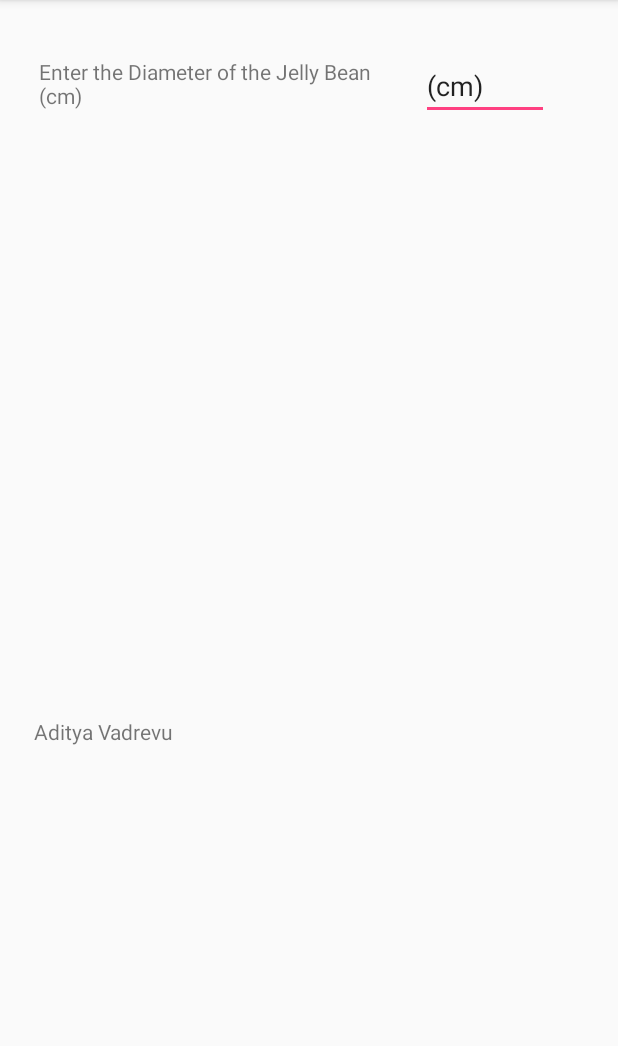
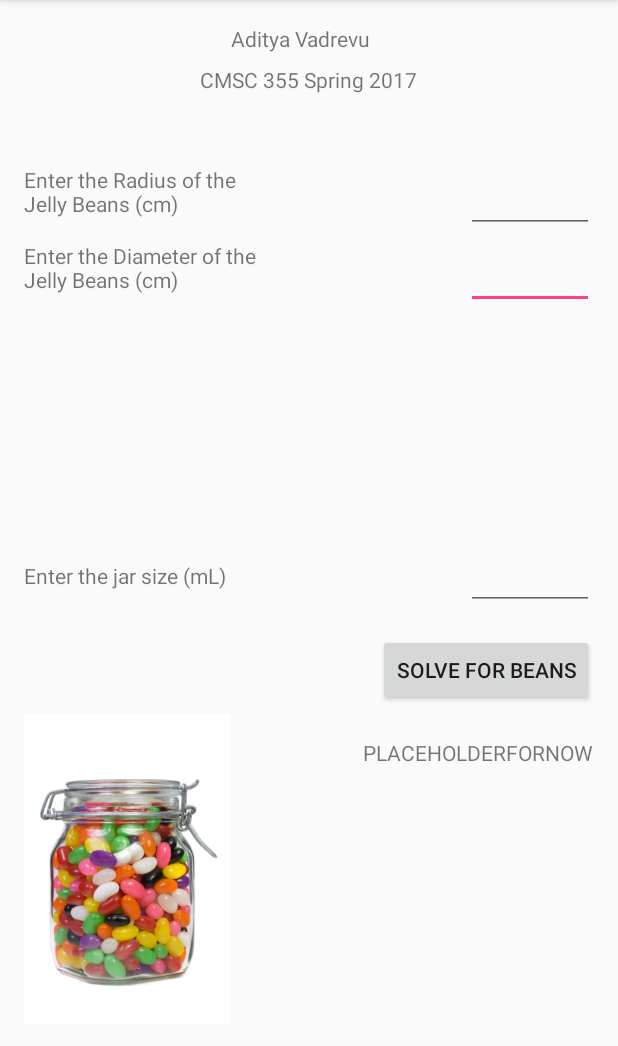
Before and after one commit to vadrevua/JellyBeanEstimator, an Android app: the screen it shows after launch (MainActivity), on a phone screen of 412 x 824 dp, the part 84-1130 px from its top. Run offline under Robolectric (Android 15) with nearby library versions, the phone set to English and light mode, and no system bars.

Commit message:
Added display
Finished design and exception handling portion

```diff
--- a/app/src/main/java/com/vadrevua/jellybeanestimator/MainActivity.java
+++ b/app/src/main/java/com/vadrevua/jellybeanestimator/MainActivity.java
@@ -1,13 +1,47 @@
 package com.vadrevua.jellybeanestimator;
-
+// Aditya Vadrevu
+// CMSC 355 Spring 2017
+// Professor Duke
+// Assignment #2
 import android.support.v7.app.AppCompatActivity;
 import android.os.Bundle;
+import android.view.View;
+import android.widget.Button;
+import android.widget.EditText;
+import android.widget.TextView;
+import android.widget.Toast;
+
+import java.util.InputMismatchException;
 
 public class MainActivity extends AppCompatActivity {
+    EditText radiusUserInput, diameterUserInput, jarSizeUserInput;
+    TextView answerText;
+    int radiusNum, diameterNum, jarSizeNum;
 
     @Override
     protected void onCreate(Bundle savedInstanceState) {
         super.onCreate(savedInstanceState);
         setContentView(R.layout.activity_main);
+        radiusUserInput = (EditText) findViewById(R.id.radiusInput);  //get info from Radius text field
+        diameterUserInput = (EditText) findViewById(R.id.diameterInput); //get info from Diameter text field
+        jarSizeUserInput = (EditText) findViewById(R.id.jarsizeInput); //get info from Jar Size text field
+        answerText = (TextView) findViewById(R.id.answerLabel); //answer label so we can change values
+        Button solveBeansButton = (Button) findViewById(R.id.resultButton);
+
+
+        solveBeansButton.setOnClickListener(new View.OnClickListener() {
+           @Override
+            public void onClick(View v) {
+               try {
+                   radiusNum = Integer.parseInt(radiusUserInput.getText().toString());
+                   diameterNum = Integer.parseInt(diameterUserInput.getText().toString());
+                   jarSizeNum = Integer.parseInt(jarSizeUserInput.getText().toString());
+               } catch (NumberFormatException e) {
+                   Toast.makeText(getApplicationContext(), "Enter Valid Numbers", Toast.LENGTH_LONG).show();
+                   //answerText.setText("Enter Valid Numbers");
+               }
+
+           }
+        });
     }
 }
--- a/app/src/main/res/layout/activity_main.xml
+++ b/app/src/main/res/layout/activity_main.xml
@@ -1,5 +1,5 @@
 <?xml version="1.0" encoding="utf-8"?>
-<AbsoluteLayout xmlns:android="http://schemas.android.com/apk/res/android"
+<RelativeLayout xmlns:android="http://schemas.android.com/apk/res/android"
     xmlns:tools="http://schemas.android.com/tools"
     android:id="@+id/activity_main"
     android:layout_width="match_parent"
@@ -8,45 +8,118 @@
     android:paddingLeft="@dimen/activity_horizontal_margin"
     android:paddingRight="@dimen/activity_horizontal_margin"
     android:paddingTop="@dimen/activity_vertical_margin"
-    tools:context="com.vadrevua.jellybeanestimator.MainActivity">
-
-    <TextView
-        android:text="Enter the Diameter of the Jelly Bean (cm)"
-        android:layout_width="242dp"
-        android:layout_height="46dp"
-        android:id="@+id/enterDiameter"
-        android:layout_marginTop="15dp"
-        android:layout_alignParentTop="true"
-        android:layout_alignParentStart="true"
-        android:layout_row="1"
-        android:layout_column="0"
-        android:layout_x="10dp"
-        android:layout_y="22dp" />
+    tools:context="com.vadrevua.jellybeanestimator.MainActivity"
+   >
 
     <TextView
         android:layout_width="110dp"
         android:layout_height="27dp"
         android:text="Aditya Vadrevu"
-        android:layout_alignParentBottom="true"
-        android:layout_alignParentEnd="true"
-        android:id="@+id/nameLabel"
-        android:layout_row="3"
-        android:layout_column="6"
+        android:id="@+id/fullnameLabel"
+        android:layout_row="4"
+        android:layout_column="0"
         android:layout_x="7dp"
-        android:layout_y="462dp" />
+        android:layout_y="462dp"
+        android:layout_alignParentTop="true"
+        android:layout_alignEnd="@+id/classandsemester"
+        android:layout_marginEnd="14dp" />
 
+    <TextView
+        android:text="CMSC 355 Spring 2017"
+        android:layout_width="wrap_content"
+        android:layout_height="wrap_content"
+        android:id="@+id/classandsemester"
+        android:layout_below="@+id/fullnameLabel"
+        android:layout_centerHorizontal="true" />
+
+    <TextView
+        android:text="Enter the Diameter of the Jelly Beans (cm)"
+        android:layout_width="169dp"
+        android:layout_height="38dp"
+        android:id="@+id/enterDiameter"
+        android:layout_marginTop="98dp"
+        android:layout_row="0"
+        android:layout_column="0"
+        android:layout_x="0dp"
+        android:layout_y="34dp"
+        android:layout_below="@+id/classandsemester"
+        android:layout_alignParentStart="true" />
     <EditText
         android:layout_width="85dp"
         android:layout_height="wrap_content"
         android:inputType="textPersonName"
         android:ems="10"
         android:id="@+id/diameterInput"
-        android:text="(cm)"
-        android:layout_marginTop="149dp"
-        android:layout_below="@+id/enterDiameter"
-        android:layout_centerHorizontal="true"
         android:layout_row="0"
-        android:layout_column="2"
-        android:layout_x="265dp"
-        android:layout_y="19dp" />
-</AbsoluteLayout>
+        android:layout_column="1"
+        android:layout_x="223dp"
+        android:layout_y="24dp"
+        android:layout_alignTop="@+id/enterDiameter"
+        android:layout_alignParentEnd="true" />
+
+    <TextView
+        android:text="Enter the Radius of the Jelly Beans (cm)"
+        android:layout_width="wrap_content"
+        android:layout_height="wrap_content"
+        android:id="@+id/EnterRadius"
+        android:layout_above="@+id/diameterInput"
+        android:layout_alignParentStart="true"
+        android:layout_marginBottom="15dp"
+        android:layout_alignEnd="@+id/enterDiameter" />
+
+    <EditText
+        android:layout_width="wrap_content"
+        android:layout_height="wrap_content"
+        android:inputType="textPersonName"
+        android:ems="10"
+        android:id="@+id/radiusInput"
+        android:layout_alignTop="@+id/EnterRadius"
+        android:layout_alignParentEnd="true"
+        android:layout_alignStart="@+id/diameterInput" />
+
+    <TextView
+        android:text="Enter the jar size (mL)"
+        android:layout_width="wrap_content"
+        android:layout_height="wrap_content"
+        android:layout_centerVertical="true"
+        android:id="@+id/textView3"
+        android:layout_alignEnd="@+id/enterDiameter"
+        android:layout_alignParentStart="true" />
+
+    <EditText
+        android:layout_width="wrap_content"
+        android:layout_height="wrap_content"
+        android:inputType="textPersonName"
+        android:ems="10"
+        android:id="@+id/jarsizeInput"
+        android:layout_centerVertical="true"
+        android:layout_alignParentEnd="true"
+        android:layout_alignStart="@+id/diameterInput" />
+
+    <ImageView
+        android:layout_width="match_parent"
+        android:layout_height="wrap_content"
+        android:src= "@drawable/jellybeanjar"
+        android:layout_alignParentBottom="true"
+        android:layout_toStartOf="@+id/fullnameLabel"
+        android:layout_below="@+id/jarsizeInput" />
+
+    <TextView
+        android:layout_width="wrap_content"
+        android:layout_height="wrap_content"
+        android:id="@+id/answerLabel"
+        android:text="PLACEHOLDERFORNOW"
+        android:layout_below="@+id/resultButton"
+        android:layout_alignParentEnd="true"
+        android:layout_marginTop="21dp" />
+
+    <Button
+        android:text="Solve for beans"
+        android:layout_width="wrap_content"
+        android:layout_height="wrap_content"
+        android:id="@+id/resultButton"
+        android:layout_marginTop="16dp"
+        android:layout_below="@+id/jarsizeInput"
+        android:layout_alignParentEnd="true" />
+
+</RelativeLayout>
```
Also changed, not shown: app/src/main/res/drawable/jellybeanjar.jpg (added), 1 other file.
